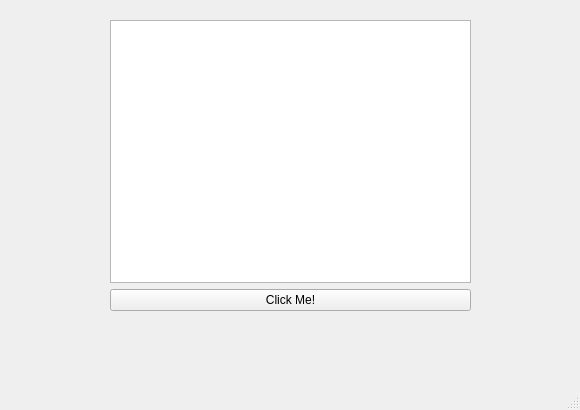
First picture: the form in mainwindow.ui, repository hiawath/sensor_dashboard, before the edit.
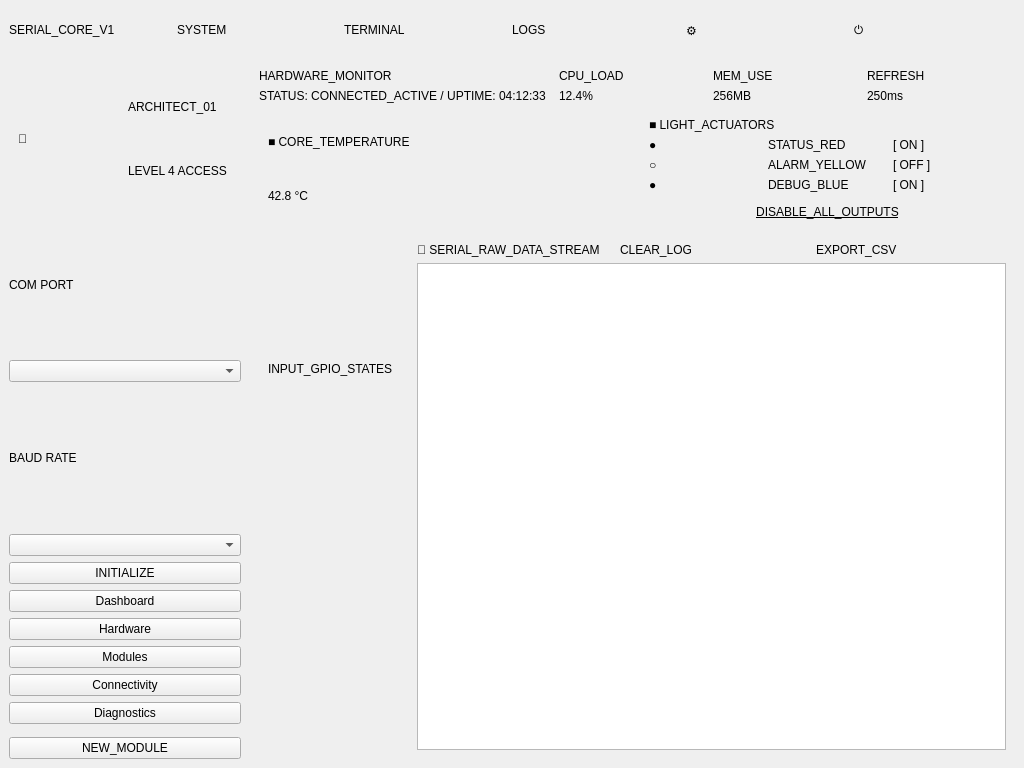
Second picture: the form after the edit.

```diff
--- a/mainwindow.ui
+++ b/mainwindow.ui
@@ -6,48 +6,555 @@
    <rect>
     <x>0</x>
     <y>0</y>
-    <width>580</width>
-    <height>410</height>
+    <width>1024</width>
+    <height>768</height>
    </rect>
   </property>
   <property name="windowTitle">
    <string>MainWindow</string>
   </property>
   <widget class="QWidget" name="centralwidget">
-   <widget class="QWidget" name="verticalLayoutWidget">
-    <property name="geometry">
-     <rect>
-      <x>110</x>
-      <y>20</y>
-      <width>361</width>
-      <height>291</height>
-     </rect>
+   <layout class="QVBoxLayout" name="mainLayout">
+    <property name="spacing">
+     <number>0</number>
     </property>
-    <layout class="QVBoxLayout" name="verticalLayout">
-     <item>
-      <widget class="QTextBrowser" name="textBrowser"/>
-     </item>
-     <item>
-      <widget class="QPushButton" name="btnRead">
-       <property name="text">
-        <string>Click Me!</string>
+    <property name="leftMargin">
+     <number>0</number>
+    </property>
+    <property name="topMargin">
+     <number>0</number>
+    </property>
+    <property name="rightMargin">
+     <number>0</number>
+    </property>
+    <property name="bottomMargin">
+     <number>0</number>
+    </property>
+    <item>
+     <widget class="QFrame" name="topBar">
+      <property name="minimumSize">
+       <size>
+        <width>0</width>
+        <height>60</height>
+       </size>
+      </property>
+      <layout class="QHBoxLayout" name="horizontalLayout">
+       <item>
+        <widget class="QLabel" name="topTitle">
+         <property name="text">
+          <string>SERIAL_CORE_V1</string>
+         </property>
+        </widget>
+       </item>
+       <item>
+        <widget class="QLabel" name="navSystem">
+         <property name="text">
+          <string>SYSTEM</string>
+         </property>
+        </widget>
+       </item>
+       <item>
+        <widget class="QLabel" name="navTerminal">
+         <property name="text">
+          <string>TERMINAL</string>
+         </property>
+        </widget>
+       </item>
+       <item>
+        <widget class="QLabel" name="navLogs">
+         <property name="text">
+          <string>LOGS</string>
+         </property>
+        </widget>
+       </item>
+       <item>
+        <spacer name="horizontalSpacer">
+         <property name="orientation">
+          <enum>Qt::Horizontal</enum>
+         </property>
+        </spacer>
+       </item>
+       <item>
+        <widget class="QLabel" name="iconSettings">
+         <property name="text">
+          <string>⚙</string>
+         </property>
+        </widget>
+       </item>
+       <item>
+        <widget class="QLabel" name="iconPower">
+         <property name="text">
+          <string>⏻</string>
+         </property>
+        </widget>
+       </item>
+      </layout>
+     </widget>
+    </item>
+    <item>
+     <widget class="QWidget" name="bodyWidget">
+      <layout class="QHBoxLayout" name="horizontalLayout_2">
+       <property name="spacing">
+        <number>0</number>
        </property>
-      </widget>
-     </item>
-    </layout>
-   </widget>
+       <property name="leftMargin">
+        <number>0</number>
+       </property>
+       <property name="topMargin">
+        <number>0</number>
+       </property>
+       <property name="rightMargin">
+        <number>0</number>
+       </property>
+       <property name="bottomMargin">
+        <number>0</number>
+       </property>
+       <item>
+        <widget class="QFrame" name="sideBar">
+         <property name="minimumSize">
+          <size>
+           <width>250</width>
+           <height>0</height>
+          </size>
+         </property>
+         <property name="maximumSize">
+          <size>
+           <width>250</width>
+           <height>16777215</height>
+          </size>
+         </property>
+         <layout class="QVBoxLayout" name="verticalLayout">
+          <item>
+           <widget class="QFrame" name="userInfoBox">
+            <layout class="QHBoxLayout" name="horizontalLayout_3">
+             <item>
+              <widget class="QLabel" name="userIcon">
+               <property name="text">
+                <string>👤</string>
+               </property>
+              </widget>
+             </item>
+             <item>
+              <layout class="QVBoxLayout" name="verticalLayout_2">
+               <item>
+                <widget class="QLabel" name="userTitle">
+                 <property name="text">
+                  <string>ARCHITECT_01</string>
+                 </property>
+                </widget>
+               </item>
+               <item>
+                <widget class="QLabel" name="userSub">
+                 <property name="text">
+                  <string>LEVEL 4 ACCESS</string>
+                 </property>
+                </widget>
+               </item>
+              </layout>
+             </item>
+            </layout>
+           </widget>
+          </item>
+          <item>
+           <widget class="QLabel" name="label_com">
+            <property name="text">
+             <string>COM PORT</string>
+            </property>
+           </widget>
+          </item>
+          <item>
+           <widget class="QComboBox" name="portCombo"/>
+          </item>
+          <item>
+           <widget class="QLabel" name="label_baud">
+            <property name="text">
+             <string>BAUD RATE</string>
+            </property>
+           </widget>
+          </item>
+          <item>
+           <widget class="QComboBox" name="baudCombo"/>
+          </item>
+          <item>
+           <widget class="QPushButton" name="initBtn">
+            <property name="text">
+             <string>INITIALIZE</string>
+            </property>
+           </widget>
+          </item>
+          <item>
+           <widget class="QPushButton" name="menuDash">
+            <property name="text">
+             <string>Dashboard</string>
+            </property>
+           </widget>
+          </item>
+          <item>
+           <widget class="QPushButton" name="menuHard">
+            <property name="text">
+             <string>Hardware</string>
+            </property>
+           </widget>
+          </item>
+          <item>
+           <widget class="QPushButton" name="menuMod">
+            <property name="text">
+             <string>Modules</string>
+            </property>
+           </widget>
+          </item>
+          <item>
+           <widget class="QPushButton" name="menuConn">
+            <property name="text">
+             <string>Connectivity</string>
+            </property>
+           </widget>
+          </item>
+          <item>
+           <widget class="QPushButton" name="menuDiag">
+            <property name="text">
+             <string>Diagnostics</string>
+            </property>
+           </widget>
+          </item>
+          <item>
+           <spacer name="verticalSpacer">
+            <property name="orientation">
+             <enum>Qt::Vertical</enum>
+            </property>
+           </spacer>
+          </item>
+          <item>
+           <widget class="QPushButton" name="newModuleBtn">
+            <property name="text">
+             <string>NEW_MODULE</string>
+            </property>
+           </widget>
+          </item>
+         </layout>
+        </widget>
+       </item>
+       <item>
+        <widget class="QWidget" name="dashArea">
+         <layout class="QVBoxLayout" name="verticalLayout_3">
+          <item>
+           <layout class="QHBoxLayout" name="headerLayout">
+            <item>
+             <layout class="QVBoxLayout" name="verticalLayout_4">
+              <item>
+               <widget class="QLabel" name="dashTitle">
+                <property name="text">
+                 <string>HARDWARE_MONITOR</string>
+                </property>
+               </widget>
+              </item>
+              <item>
+               <widget class="QLabel" name="dashStatus">
+                <property name="text">
+                 <string>STATUS: CONNECTED_ACTIVE / UPTIME: 04:12:33</string>
+                </property>
+               </widget>
+              </item>
+             </layout>
+            </item>
+            <item>
+             <spacer name="horizontalSpacer_2">
+              <property name="orientation">
+               <enum>Qt::Horizontal</enum>
+              </property>
+             </spacer>
+            </item>
+            <item>
+             <layout class="QVBoxLayout" name="stat1">
+              <item>
+               <widget class="QLabel" name="lblCpu">
+                <property name="text">
+                 <string>CPU_LOAD</string>
+                </property>
+               </widget>
+              </item>
+              <item>
+               <widget class="QLabel" name="valCpu">
+                <property name="text">
+                 <string>12.4%</string>
+                </property>
+               </widget>
+              </item>
+             </layout>
+            </item>
+            <item>
+             <layout class="QVBoxLayout" name="stat2">
+              <item>
+               <widget class="QLabel" name="lblMem">
+                <property name="text">
+                 <string>MEM_USE</string>
+                </property>
+               </widget>
+              </item>
+              <item>
+               <widget class="QLabel" name="valMem">
+                <property name="text">
+                 <string>256MB</string>
+                </property>
+               </widget>
+              </item>
+             </layout>
+            </item>
+            <item>
+             <layout class="QVBoxLayout" name="stat3">
+              <item>
+               <widget class="QLabel" name="lblRef">
+                <property name="text">
+                 <string>REFRESH</string>
+                </property>
+               </widget>
+              </item>
+              <item>
+               <widget class="QLabel" name="valRef">
+                <property name="text">
+                 <string>250ms</string>
+                </property>
+               </widget>
+              </item>
+             </layout>
+            </item>
+           </layout>
+          </item>
+          <item>
+           <layout class="QHBoxLayout" name="row1">
+            <item>
+             <widget class="QFrame" name="tempPanel">
+              <layout class="QVBoxLayout" name="verticalLayout_5">
+               <item>
+                <widget class="QLabel" name="tempTitle">
+                 <property name="text">
+                  <string>■ CORE_TEMPERATURE</string>
+                 </property>
+                </widget>
+               </item>
+               <item>
+                <widget class="QLabel" name="tempValue">
+                 <property name="text">
+                  <string>42.8 °C</string>
+                 </property>
+                </widget>
+               </item>
+               <item>
+                <layout class="QHBoxLayout" name="chartLayout"/>
+               </item>
+              </layout>
+             </widget>
+            </item>
+            <item>
+             <widget class="QFrame" name="actPanel">
+              <layout class="QVBoxLayout" name="verticalLayout_6">
+               <item>
+                <widget class="QLabel" name="actTitle">
+                 <property name="text">
+                  <string>■ LIGHT_ACTUATORS</string>
+                 </property>
+                </widget>
+               </item>
+               <item>
+                <layout class="QHBoxLayout" name="tgl1">
+                 <item>
+                  <widget class="QLabel" name="tgl1_sym">
+                   <property name="text">
+                    <string>●</string>
+                   </property>
+                  </widget>
+                 </item>
+                 <item>
+                  <widget class="QLabel" name="tgl1_lbl">
+                   <property name="text">
+                    <string>STATUS_RED</string>
+                   </property>
+                  </widget>
+                 </item>
+                 <item>
+                  <spacer name="hs1">
+                   <property name="orientation">
+                    <enum>Qt::Horizontal</enum>
+                   </property>
+                  </spacer>
+                 </item>
+                 <item>
+                  <widget class="QLabel" name="tgl1_val">
+                   <property name="text">
+                    <string>[ ON ]</string>
+                   </property>
+                  </widget>
+                 </item>
+                </layout>
+               </item>
+               <item>
+                <layout class="QHBoxLayout" name="tgl2">
+                 <item>
+                  <widget class="QLabel" name="tgl2_sym">
+                   <property name="text">
+                    <string>○</string>
+                   </property>
+                  </widget>
+                 </item>
+                 <item>
+                  <widget class="QLabel" name="tgl2_lbl">
+                   <property name="text">
+                    <string>ALARM_YELLOW</string>
+                   </property>
+                  </widget>
+                 </item>
+                 <item>
+                  <spacer name="hs2">
+                   <property name="orientation">
+                    <enum>Qt::Horizontal</enum>
+                   </property>
+                  </spacer>
+                 </item>
+                 <item>
+                  <widget class="QLabel" name="tgl2_val">
+                   <property name="text">
+                    <string>[ OFF ]</string>
+                   </property>
+                  </widget>
+                 </item>
+                </layout>
+               </item>
+               <item>
+                <layout class="QHBoxLayout" name="tgl3">
+                 <item>
+                  <widget class="QLabel" name="tgl3_sym">
+                   <property name="text">
+                    <string>●</string>
+                   </property>
+                  </widget>
+                 </item>
+                 <item>
+                  <widget class="QLabel" name="tgl3_lbl">
+                   <property name="text">
+                    <string>DEBUG_BLUE</string>
+                   </property>
+                  </widget>
+                 </item>
+                 <item>
+                  <spacer name="hs3">
+                   <property name="orientation">
+                    <enum>Qt::Horizontal</enum>
+                   </property>
+                  </spacer>
+                 </item>
+                 <item>
+                  <widget class="QLabel" name="tgl3_val">
+                   <property name="text">
+                    <string>[ ON ]</string>
+                   </property>
+                  </widget>
+                 </item>
+                </layout>
+               </item>
+               <item>
+                <spacer name="vs1">
+                 <property name="orientation">
+                  <enum>Qt::Vertical</enum>
+                 </property>
+                </spacer>
+               </item>
+               <item>
+                <widget class="QLabel" name="actDisable">
+                 <property name="text">
+                  <string>&lt;u&gt;DISABLE_ALL_OUTPUTS&lt;/u&gt;</string>
+                 </property>
+                 <property name="alignment">
+                  <set>Qt::AlignCenter</set>
+                 </property>
+                </widget>
+               </item>
+              </layout>
+             </widget>
+            </item>
+           </layout>
+          </item>
+          <item>
+           <layout class="QHBoxLayout" name="row2">
+            <item>
+             <widget class="QFrame" name="gpioPanel">
+              <layout class="QVBoxLayout" name="verticalLayout_7">
+               <item>
+                <widget class="QLabel" name="gpioTitle">
+                 <property name="text">
+                  <string>INPUT_GPIO_STATES</string>
+                 </property>
+                </widget>
+               </item>
+               <item>
+                <layout class="QGridLayout" name="gpioGrid">
+                 <item row="0" column="0">
+                  <widget class="QFrame" name="g1"/>
+                 </item>
+                 <item row="0" column="1">
+                  <widget class="QFrame" name="g2"/>
+                 </item>
+                 <item row="1" column="0">
+                  <widget class="QFrame" name="g3"/>
+                 </item>
+                 <item row="1" column="1">
+                  <widget class="QFrame" name="g4"/>
+                 </item>
+                </layout>
+               </item>
+              </layout>
+             </widget>
+            </item>
+            <item>
+             <widget class="QFrame" name="termPanel">
+              <layout class="QVBoxLayout" name="verticalLayout_8">
+               <item>
+                <layout class="QHBoxLayout" name="horizontalLayout_4">
+                 <item>
+                  <widget class="QLabel" name="termTitle">
+                   <property name="text">
+                    <string>📄 SERIAL_RAW_DATA_STREAM</string>
+                   </property>
+                  </widget>
+                 </item>
+                 <item>
+                  <spacer name="horizontalSpacer_3">
+                   <property name="orientation">
+                    <enum>Qt::Horizontal</enum>
+                   </property>
+                  </spacer>
+                 </item>
+                 <item>
+                  <widget class="QLabel" name="termClear">
+                   <property name="text">
+                    <string>CLEAR_LOG</string>
+                   </property>
+                  </widget>
+                 </item>
+                 <item>
+                  <widget class="QLabel" name="termExport">
+                   <property name="text">
+                    <string>EXPORT_CSV</string>
+                   </property>
+                  </widget>
+                 </item>
+                </layout>
+               </item>
+               <item>
+                <widget class="QTextBrowser" name="textBrowser"/>
+               </item>
+              </layout>
+             </widget>
+            </item>
+           </layout>
+          </item>
+         </layout>
+        </widget>
+       </item>
+      </layout>
+     </widget>
+    </item>
+   </layout>
   </widget>
-  <widget class="QMenuBar" name="menubar">
-   <property name="geometry">
-    <rect>
-     <x>0</x>
-     <y>0</y>
-     <width>580</width>
-     <height>19</height>
-    </rect>
-   </property>
-  </widget>
-  <widget class="QStatusBar" name="statusbar"/>
  </widget>
  <resources/>
  <connections/>
```
Left out of the diff: 3 changed lines with no effect on the pictures.
